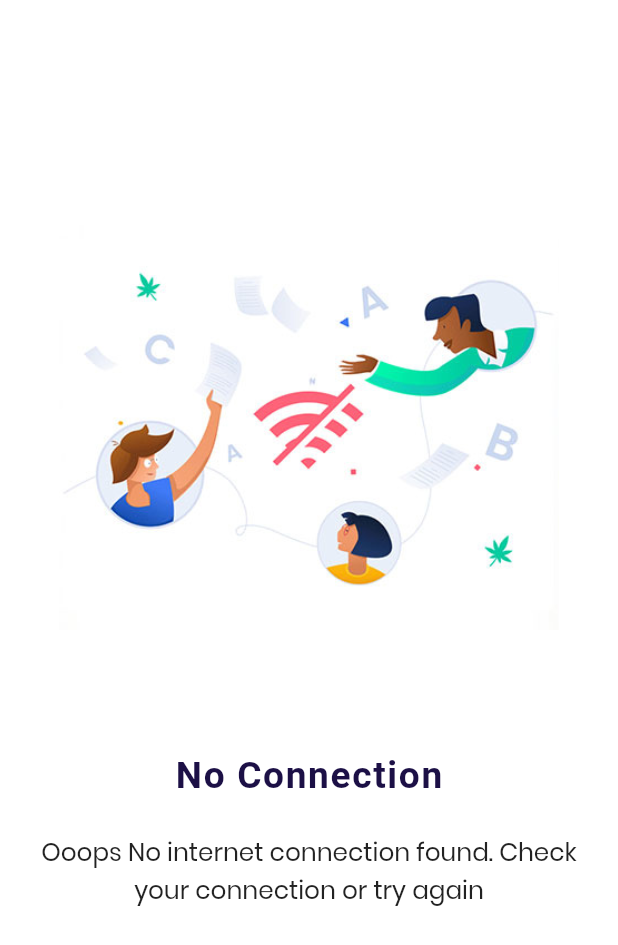
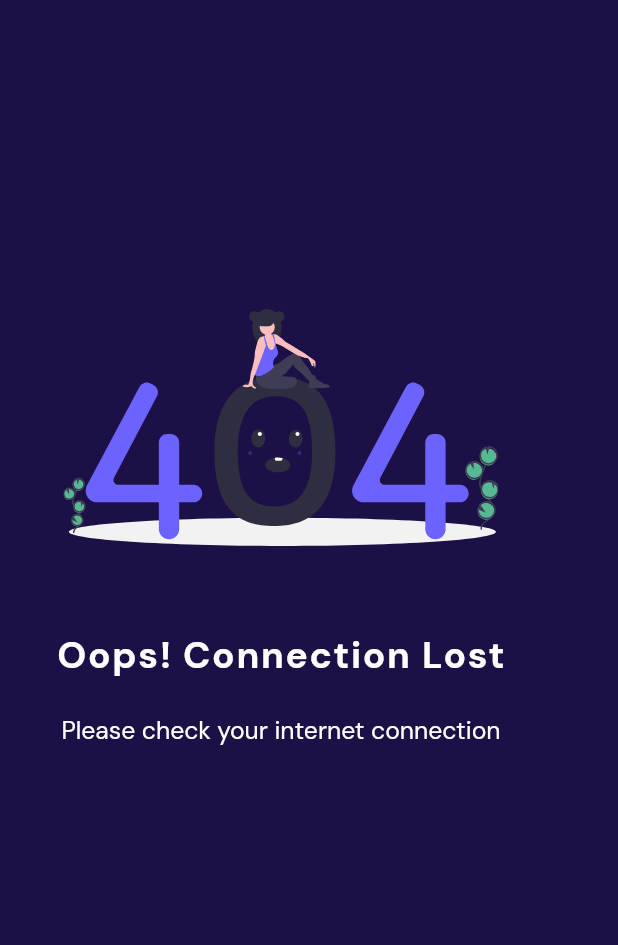
Before and after one commit to hngi/mobileforce-QuickThink, a Flutter app: the NoInternet screen opened directly, on a phone screen of 412 x 824 dp. Shown: the top 945 px of the screen. Run offline on Flutter 3.47's test engine with Material 2 defaults, Android fonts, the phone set to English and light mode, and no system bars; our stand-ins replace connectivity, flushbar, flutter_hooks, flutter_icons, flutter_spinkit, flutter_svg and 9 more; missing offline and left inert: giffy_dialog; accounts and stored records are empty; Roboto replaces fonts that are missing (Sofia).

Commit message:
Finished No -internet design

```diff
--- a/quick_think/lib/widgets/noInternet.dart
+++ b/quick_think/lib/widgets/noInternet.dart
@@ -1,4 +1,5 @@
 import 'package:flutter/material.dart';
+import 'package:flutter_svg/svg.dart';
 import 'package:google_fonts/google_fonts.dart';
 import 'package:quickthink/utils/responsiveness.dart';
 
@@ -11,29 +12,33 @@ class _NoInternetState extends State<NoInternet> {
   @override
   Widget build(BuildContext context) {
     return Scaffold(
-      backgroundColor: Colors.white,
-      body: Column(children: <Widget>[
+      backgroundColor: Theme.of(context).primaryColor,
+      body: Padding(
+        padding: const EdgeInsets.only(left: 16.0, right: 16.0),
+        child: Column(children: <Widget>[
           SizedBox(
             height: 150.0,
           ),
           Container(
               height: 270.0,
-          decoration: BoxDecoration(
-            image: DecorationImage(
-                image: AssetImage("assets/images/noInternet.png")),
+              child: SvgPicture.asset('assets/images/noInternet.svg')
+              // decoration: BoxDecoration(
+              //   image: DecorationImage(
+              //     image: AssetImage("assets/images/noInternet2.png"),
+              //   ),
+              // ),
               ),
-        ),
-        SizedBox(
-          height: SizeConfig().yMargin(context, 10),
-        ),
+          // SizedBox(
+          //   height: SizeConfig().yMargin(context, 10),
+          // ),
           Text(
-          "No Connection",
-          style: TextStyle(
+            "Oops! Connection Lost",
+            style: GoogleFonts.dmSans(
               fontSize: SizeConfig().textSize(context, 3),
-            fontFamily: "Sofia",
               letterSpacing: 1.1,
-            fontWeight: FontWeight.w700,
-            color: Theme.of(context).primaryColor,
+              fontWeight: FontWeight.bold,
+              fontStyle: FontStyle.normal,
+              color: Color(0xFFFFFFFF),
             ),
           ),
           SizedBox(
@@ -42,8 +47,9 @@ class _NoInternetState extends State<NoInternet> {
           Padding(
             padding: const EdgeInsets.only(left: 25.0, right: 25.0),
             child: Text(
-            "Ooops No internet connection found. Check your connection or try again",
-            style: GoogleFonts.poppins(
+              "Please check your internet connection",
+              style: GoogleFonts.dmSans(
+                color: Color(0xFFFFFFFF),
                 fontSize: SizeConfig().textSize(context, 2),
                 fontStyle: FontStyle.normal,
                 fontWeight: FontWeight.normal,
@@ -52,6 +58,7 @@ class _NoInternetState extends State<NoInternet> {
             ),
           )
         ]),
+      ),
     );
   }
 }
```
Also changed, not shown: quick_think/lib/main.dart (+4 -9 lines), quick_think/lib/screens/results.dart (+53 -4 lines), quick_think/assets/images/noInternet.svg (added), quick_think/assets/images/noInternet2.png (added). Lines whose indentation alone changed are shown as unchanged.
